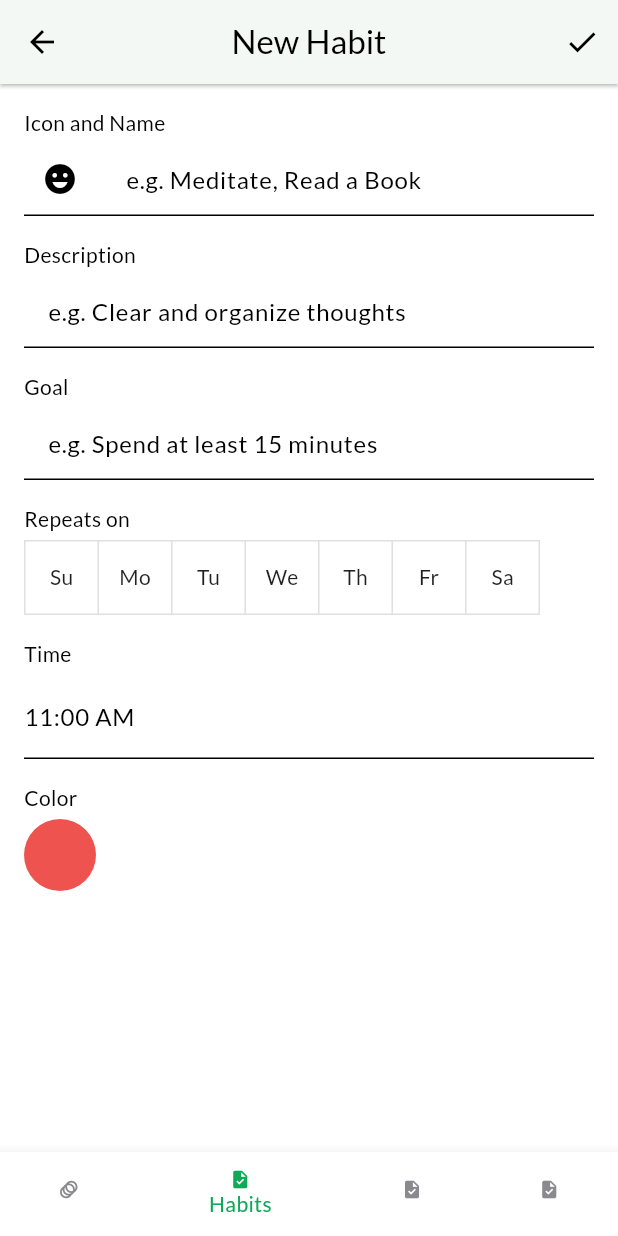
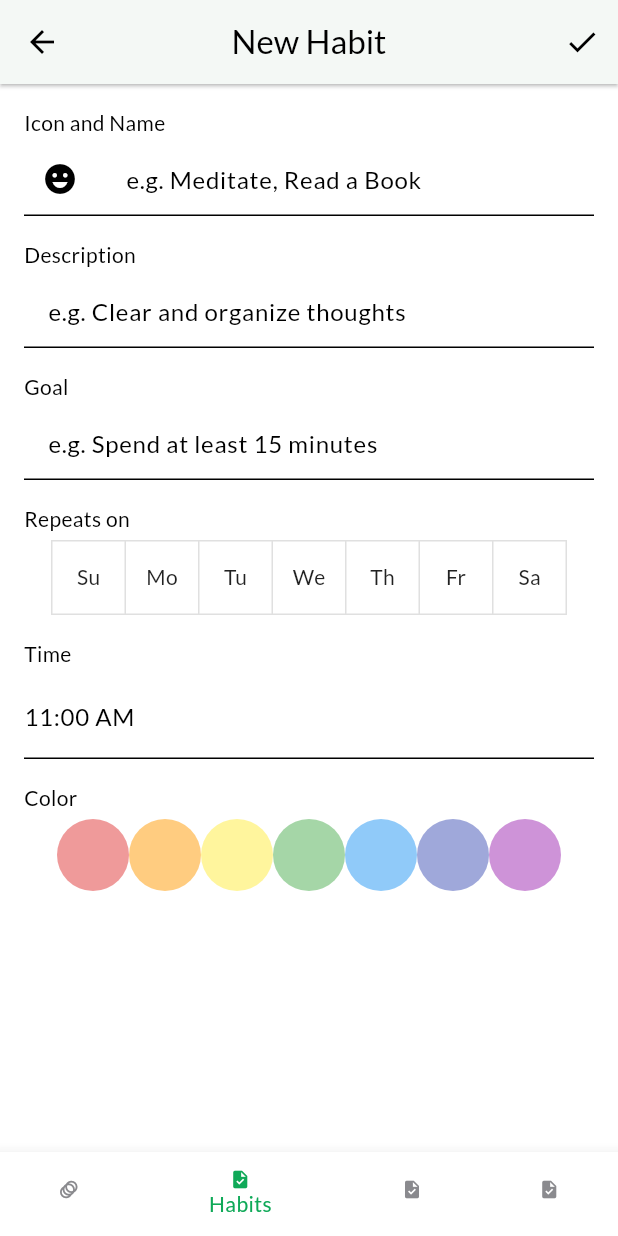
Before and after one commit to makodaa/happy-habit-at, a Flutter app: the CreateHabitScreen screen opened by its route, on a phone screen of 412 x 824 dp. Run offline on Flutter 3.47's test engine with Material 3 defaults, Android fonts, the phone set to English and light mode, and no system bars; our stand-ins replace go_router, google_fonts, sqflite, sqflite_common_ffi; missing offline and left inert: window_manager; accounts and stored records are empty; project files that could hold a hidden picture were left out.

Commit message:
Updated [CreateHabitScreen]

```diff
--- a/lib/screens/create_habit_screen.dart
+++ b/lib/screens/create_habit_screen.dart
@@ -1,18 +1,29 @@
 import "package:flutter/material.dart";
 import "package:go_router/go_router.dart";
+import "package:happy_habit_at/utils/extension_types/immutable_list.dart";
 
-enum DaysOfTheWeek {sunday,monday,tuesday,wednesday,thursday,friday, saturday}
-
+enum DaysOfTheWeek { sunday, monday, tuesday, wednesday, thursday, friday, saturday }
 
 class CreateHabitScreen extends StatefulWidget {
   const CreateHabitScreen({super.key});
 
   @override
   State<CreateHabitScreen> createState() => _CreateHabitScreenState();
-
 }
 
+typedef ColorPair = ({Color background, Color foreground});
+
 class _CreateHabitScreenState extends State<CreateHabitScreen> {
+  static final ImmutableList<ColorPair> colors = ImmutableList<ColorPair>(<ColorPair>[
+    (background: Colors.red.shade200, foreground: Colors.red.shade400),
+    (background: Colors.orange.shade200, foreground: Colors.orange.shade400),
+    (background: Colors.yellow.shade200, foreground: Colors.yellow.shade400),
+    (background: Colors.green.shade200, foreground: Colors.green.shade400),
+    (background: Colors.blue.shade200, foreground: Colors.blue.shade400),
+    (background: Colors.indigo.shade200, foreground: Colors.indigo.shade400),
+    (background: Colors.purple.shade200, foreground: Colors.purple.shade400),
+  ]);
+
   late final TextEditingController habitNameController;
   late final TextEditingController habitDescriptionController;
   late final TextEditingController habitGoalController;
@@ -27,8 +38,7 @@ class _CreateHabitScreenState extends State<CreateHabitScreen> {
   int? colorIndex;
 
   List<bool> isDaySelected = List<bool>.filled(7, false);
-  List<(DaysOfTheWeek,String)> daysOfTheWeekOptions =
-  <(DaysOfTheWeek,String)>[
+  List<(DaysOfTheWeek, String)> daysOfTheWeekOptions = <(DaysOfTheWeek, String)>[
     (DaysOfTheWeek.sunday, "Su"),
     (DaysOfTheWeek.monday, "Mo"),
     (DaysOfTheWeek.tuesday, "Tu"),
@@ -101,7 +111,7 @@ class _CreateHabitScreenState extends State<CreateHabitScreen> {
                       height: 48,
                       width: 48,
                       decoration: BoxDecoration(
-                        border: Border(bottom: BorderSide())
+                        border: Border(bottom: BorderSide()),
                       ),
                       child: IconButton(
                         icon: Icon(
@@ -116,8 +126,9 @@ class _CreateHabitScreenState extends State<CreateHabitScreen> {
                       height: 48.0,
                       width: 4.0,
                       decoration: BoxDecoration(
-                          border: Border(bottom: BorderSide())
-                        ),),
+                        border: Border(bottom: BorderSide()),
+                      ),
+                    ),
                     // TODO(water-mizuu):
                     Expanded(
                       child: TextField(
@@ -125,7 +136,8 @@ class _CreateHabitScreenState extends State<CreateHabitScreen> {
                         cursorColor: Colors.white,
                         decoration: const InputDecoration(
                           filled: true,
-                            hintText: "e.g. Meditate, Read a Book",),
+                          hintText: "e.g. Meditate, Read a Book",
+                        ),
                       ),
                     ),
                   ],
@@ -149,7 +161,8 @@ class _CreateHabitScreenState extends State<CreateHabitScreen> {
                         cursorColor: Colors.white,
                         decoration: const InputDecoration(
                           filled: true,
-                            hintText: "e.g. Clear and organize thoughts",),
+                          hintText: "e.g. Clear and organize thoughts",
+                        ),
                       ),
                     ),
                   ],
@@ -173,7 +186,8 @@ class _CreateHabitScreenState extends State<CreateHabitScreen> {
                         cursorColor: Colors.white,
                         decoration: const InputDecoration(
                           filled: true,
-                            hintText: "e.g. Spend at least 15 minutes",),
+                          hintText: "e.g. Spend at least 15 minutes",
+                        ),
                       ),
                     ),
                   ],
@@ -185,33 +199,43 @@ class _CreateHabitScreenState extends State<CreateHabitScreen> {
                   "Repeats on",
                   textAlign: TextAlign.left,
                 ),
-                SizedBox(
-                  height: 4.0,
-                ),
-                ToggleButtons(
+                const SizedBox(height: 4.0),
+                FittedBox(
+                  fit: BoxFit.scaleDown,
+                  child: ToggleButtons(
                     isSelected: isDaySelected,
                     onPressed: (int index) {
                       setState(() {
-                      isDaySelected[index] =!isDaySelected[index];
-                      });},
-                      children: daysOfTheWeekOptions.map(((DaysOfTheWeek, String) day) => Text(day.$2)).toList(),
+                        isDaySelected[index] = !isDaySelected[index];
+                      });
+                    },
+                    children: daysOfTheWeekOptions
+                        .map(((DaysOfTheWeek, String) day) => Text(day.$2))
+                        .toList(),
                   ),
-                  SizedBox(height: 16,),
+                ),
+                SizedBox(
+                  height: 16,
+                ),
                 const Text(
                   "Time",
                   textAlign: TextAlign.left,
                 ),
-                SizedBox(height: 4,),
+                SizedBox(
+                  height: 4,
+                ),
                 TextField(
                   decoration: InputDecoration(
-                    labelText: selectedTime?.format(context) ?? TimeOfDay(hour: (TimeOfDay.now().hour + 1) % 24, minute: 0).format(context),
+                    labelText: selectedTime?.format(context) ??
+                        TimeOfDay(hour: (TimeOfDay.now().hour + 1) % 24, minute: 0).format(context),
                   ),
                   onTap: () async {
                     FocusScope.of(context).requestFocus(FocusNode());
                     TimeOfDay? time = await showTimePicker(
                       context: context,
-                      initialTime: selectedTime ?? TimeOfDay(hour: (TimeOfDay.now().hour + 1) % 24, minute: 0),
-                      builder: (BuildContext context, Widget? child){
+                      initialTime: selectedTime ??
+                          TimeOfDay(hour: (TimeOfDay.now().hour + 1) % 24, minute: 0),
+                      builder: (BuildContext context, Widget? child) {
                         return Theme(
                           data: Theme.of(context).copyWith(
                             materialTapTargetSize: tapTargetSize,
@@ -229,35 +253,46 @@ class _CreateHabitScreenState extends State<CreateHabitScreen> {
                       },
                     );
                     setState(() {
-                                  selectedTime = time; });
+                      selectedTime = time;
+                    });
                   },
                 ),
-                SizedBox(height: 16,),
+                SizedBox(
+                  height: 16,
+                ),
                 const Text(
                   "Color",
                   textAlign: TextAlign.left,
                 ),
                 SizedBox(height: 4.0),
                 // TODO: Make reusable? and make onPressed correspond to database value
-                Row(
+                FittedBox(
+                  fit: BoxFit.scaleDown,
+                  child: Row(
                     children: <Widget>[
+                      for (var (int index, (:Color background, :Color foreground))
+                          in colors.indexed)
                         SizedBox(
                           height: 48,
                           width: 48,
-                      child: AspectRatio(
-                        aspectRatio: 1.0,
                           child: FilledButton(
-                          style: ButtonStyle(backgroundColor: WidgetStateProperty.all<Color>(Colors.red.shade400)),
-                          onPressed: (){},
+                            style: ButtonStyle(
+                              backgroundColor: WidgetStateProperty.all<Color>(background),
+                            ),
+                            onPressed: () {
+                              setState(() {
+                                colorIndex = index;
+                              });
+                            },
                             child: SizedBox(
                               height: 48.0,
                               width: 48.0,
                             ),
                           ),
                         ),
+                    ],
                   ),
-                  ],
-                )
+                ),
               ],
             ),
           ),
```
Lines whose indentation alone changed are shown as unchanged.
